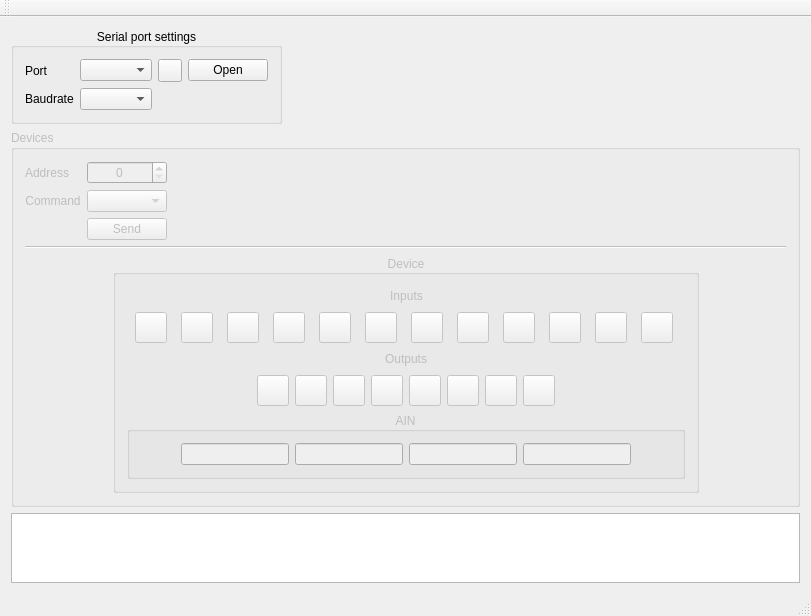
Old version of the form mainwindow.ui in the repository vlarry/emulator.
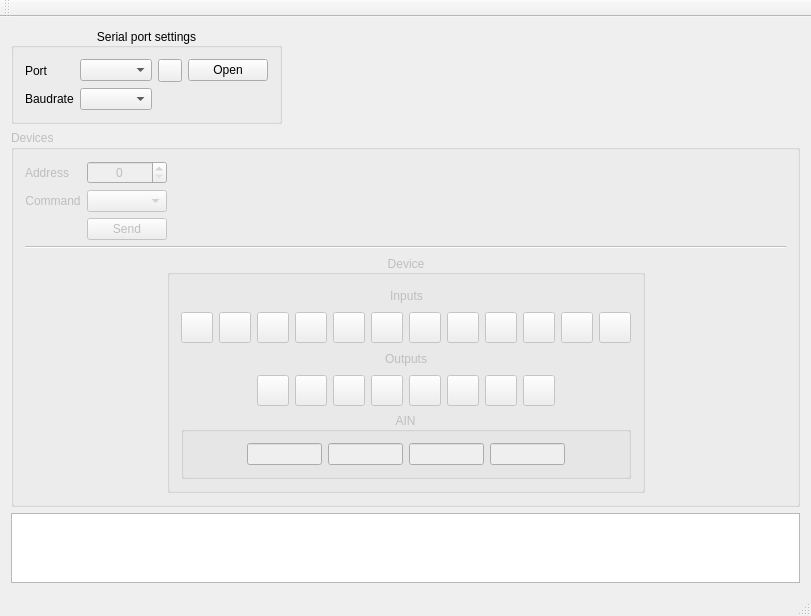
New version of the form. Icons and pictures are not drawn. Custom widgets are drawn as their Qt base class.

Commit message: Уменение размеров полей AIN.

```diff
--- a/mainwindow.ui
+++ b/mainwindow.ui
@@ -849,6 +849,18 @@
                </item>
                <item>
                 <widget class="QLineEdit" name="leAIN1">
+                 <property name="minimumSize">
+                  <size>
+                   <width>50</width>
+                   <height>0</height>
+                  </size>
+                 </property>
+                 <property name="maximumSize">
+                  <size>
+                   <width>75</width>
+                   <height>16777215</height>
+                  </size>
+                 </property>
                  <property name="maxLength">
                   <number>7</number>
                  </property>
@@ -865,6 +877,12 @@
                </item>
                <item>
                 <widget class="QLineEdit" name="leAIN2">
+                 <property name="maximumSize">
+                  <size>
+                   <width>75</width>
+                   <height>16777215</height>
+                  </size>
+                 </property>
                  <property name="maxLength">
                   <number>7</number>
                  </property>
@@ -881,6 +899,12 @@
                </item>
                <item>
                 <widget class="QLineEdit" name="leAIN3">
+                 <property name="maximumSize">
+                  <size>
+                   <width>75</width>
+                   <height>16777215</height>
+                  </size>
+                 </property>
                  <property name="maxLength">
                   <number>7</number>
                  </property>
@@ -897,6 +921,12 @@
                </item>
                <item>
                 <widget class="QLineEdit" name="leAIN4">
+                 <property name="maximumSize">
+                  <size>
+                   <width>75</width>
+                   <height>16777215</height>
+                  </size>
+                 </property>
                  <property name="maxLength">
                   <number>7</number>
                  </property>
```
